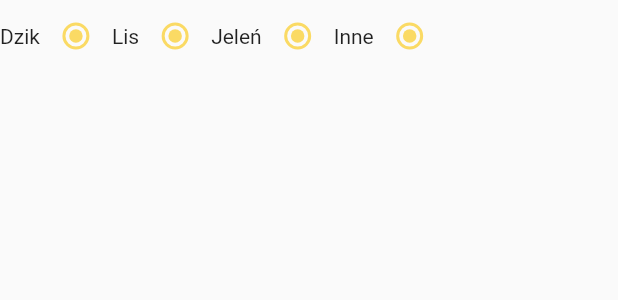
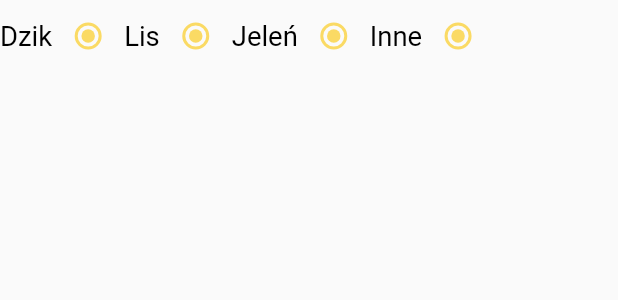
Before and after one commit to Katarzyna-Kadziolka/WildAlertMobile, a Flutter app: what animalSelection() shows on an empty page, opened directly, on a phone screen of 412 x 824 dp. Shown: the top 300 px of the screen. Run offline on Flutter 3.47's test engine with Material 2 defaults, Android fonts, the phone set to English and light mode, and no system bars; our stand-ins replace flutter_bloc, flutter_screenutil, google_maps_flutter; statements that could not run were skipped.

Commit message:
rename folder

```diff
--- a/wild_alert_mobile/lib/common/widgets/application_widgets.dart
+++ b/wild_alert_mobile/lib/common/widgets/application_widgets.dart
@@ -1,7 +1,7 @@
 import 'package:flutter/material.dart';
 import 'package:flutter_screenutil/flutter_screenutil.dart';
 
-import '../values/colors.dart';
+import '../styles/colors.dart';
 
 Widget appText(String text) {
   return Text(
--- a/wild_alert_mobile/lib/features/alert/alert_page.dart
+++ b/wild_alert_mobile/lib/features/alert/alert_page.dart
@@ -1,7 +1,7 @@
 import 'package:flutter/material.dart';
 import 'package:flutter_bloc/flutter_bloc.dart';
 import 'package:flutter_screenutil/flutter_screenutil.dart';
-import 'package:wild_alert_mobile/common/values/colors.dart';
+import 'package:wild_alert_mobile/common/styles/colors.dart';
 import 'package:wild_alert_mobile/common/widgets/application_widgets.dart';
 import 'package:wild_alert_mobile/features/alert/alert_page_widgets.dart';
 import 'package:wild_alert_mobile/features/alert/bloc/alert_blocs.dart';
--- a/wild_alert_mobile/lib/features/alert/alert_page_widgets.dart
+++ b/wild_alert_mobile/lib/features/alert/alert_page_widgets.dart
@@ -4,12 +4,13 @@ import 'package:wild_alert_mobile/features/alert/bloc/alert_blocs.dart';
 import 'package:wild_alert_mobile/features/alert/bloc/alert_events.dart';
 
 import '../../common/entities/Animal.dart';
-import '../../common/values/colors.dart';
+import '../../common/styles/colors.dart';
+import '../../common/widgets/application_widgets.dart';
 
 Widget _radioRow(BuildContext context, Animal animal, String translation) {
   return Row(
     children: [
-      Text(translation),
+      appText(translation),
       Radio<Animal>(
         value: Animal.boar,
         groupValue: context.read<AlertBlocs>().state.animal,
@@ -31,14 +32,10 @@ var animalTranslation = <Animal, String>{
 Widget animalSelection(BuildContext context) {
 
   return Row(
-    children: [
-      Row(
         children: [
           ...List.generate(animalTranslation.length, (index) =>
               _radioRow(context, animalTranslation.keys.elementAt(index), animalTranslation.values.elementAt(index))
           )
         ],
-      ),
-    ],
-  );
+      );
 }
```
Also changed, not shown: wild_alert_mobile/lib/common/styles/colors.dart (renamed from wild_alert_mobile/lib/common/values/colors.dart).
